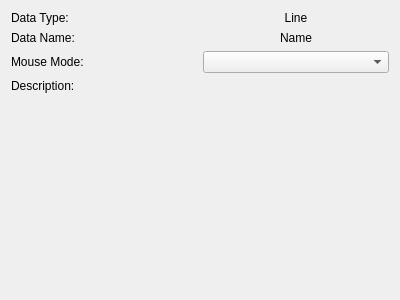
Old version of the form src/WhiskerToolbox/Media_Widget/MediaLine_Widget/MediaLine_Widget.ui in the repository paulmthompson/WhiskerToolbox.
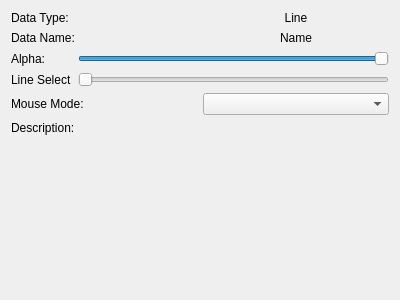
New version of the form.

```diff
--- a/src/WhiskerToolbox/Media_Widget/MediaLine_Widget/MediaLine_Widget.ui
+++ b/src/WhiskerToolbox/Media_Widget/MediaLine_Widget/MediaLine_Widget.ui
@@ -56,6 +56,47 @@
      </item>
     </layout>
    </item>
+   <item>
+    <layout class="QGridLayout" name="gridLayout">
+     <item row="1" column="0">
+      <widget class="QLabel" name="label_6">
+       <property name="text">
+        <string>Line Select</string>
+       </property>
+      </widget>
+     </item>
+     <item row="0" column="0">
+      <widget class="QLabel" name="label_5">
+       <property name="text">
+        <string>Alpha: </string>
+       </property>
+      </widget>
+     </item>
+     <item row="0" column="2">
+      <widget class="QSlider" name="alpha_slider">
+       <property name="maximum">
+        <number>100</number>
+       </property>
+       <property name="value">
+        <number>100</number>
+       </property>
+       <property name="orientation">
+        <enum>Qt::Orientation::Horizontal</enum>
+       </property>
+      </widget>
+     </item>
+     <item row="1" column="2">
+      <widget class="QSlider" name="line_select_slider">
+       <property name="maximum">
+        <number>0</number>
+       </property>
+       <property name="orientation">
+        <enum>Qt::Orientation::Horizontal</enum>
+       </property>
+      </widget>
+     </item>
+    </layout>
+   </item>
    <item>
     <layout class="QVBoxLayout" name="verticalLayout_2">
      <item>
```
